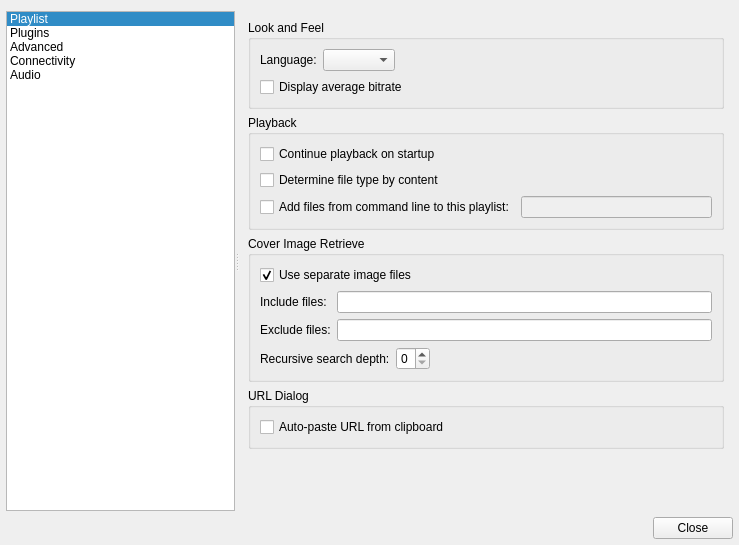
Above: src/qmmpui/forms/configdialog.ui from ksv1986/qmmp-staging before the change. Below: the same form after it.
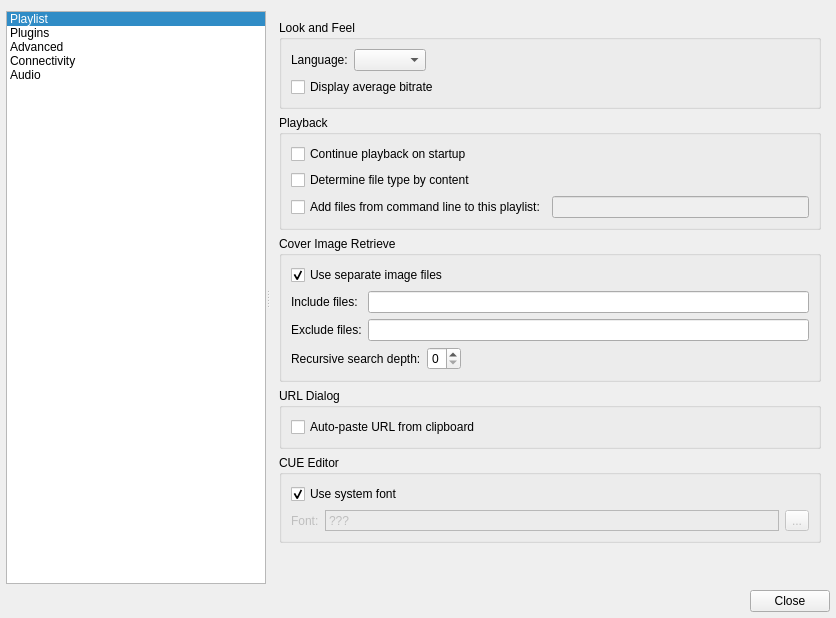
That is the form after the change. The open tabs and pages were chosen to show the change. Icons and pictures are not drawn.

Commit message: added feature to change cue editor font

```diff
--- a/src/qmmpui/forms/configdialog.ui
+++ b/src/qmmpui/forms/configdialog.ui
@@ -6,8 +6,8 @@
    <rect>
     <x>0</x>
     <y>0</y>
-    <width>739</width>
-    <height>545</height>
+    <width>836</width>
+    <height>618</height>
    </rect>
   </property>
   <property name="windowTitle">
@@ -508,6 +508,80 @@
           </layout>
          </widget>
         </item>
+        <item>
+         <widget class="QGroupBox" name="groupBox_8">
+          <property name="title">
+           <string>CUE Editor</string>
+          </property>
+          <layout class="QVBoxLayout" name="verticalLayout_8">
+           <item>
+            <widget class="QCheckBox" name="cueSystemFontCheckBox">
+             <property name="text">
+              <string>Use system font</string>
+             </property>
+             <property name="checked">
+              <bool>true</bool>
+             </property>
+            </widget>
+           </item>
+           <item>
+            <layout class="QHBoxLayout" name="horizontalLayout">
+             <item>
+              <widget class="QLabel" name="label_21">
+               <property name="enabled">
+                <bool>false</bool>
+               </property>
+               <property name="sizePolicy">
+                <sizepolicy hsizetype="Preferred" vsizetype="Preferred">
+                 <horstretch>0</horstretch>
+                 <verstretch>0</verstretch>
+                </sizepolicy>
+               </property>
+               <property name="text">
+                <string>Font:</string>
+               </property>
+               <property name="alignment">
+                <set>Qt::AlignLeading|Qt::AlignLeft|Qt::AlignVCenter</set>
+               </property>
+              </widget>
+             </item>
+             <item>
+              <widget class="QLabel" name="cueFontLabel">
+               <property name="enabled">
+                <bool>false</bool>
+               </property>
+               <property name="sizePolicy">
+                <sizepolicy hsizetype="Expanding" vsizetype="Preferred">
+                 <horstretch>0</horstretch>
+                 <verstretch>0</verstretch>
+                </sizepolicy>
+               </property>
+               <property name="frameShape">
+                <enum>QFrame::StyledPanel</enum>
+               </property>
+               <property name="frameShadow">
+                <enum>QFrame::Sunken</enum>
+               </property>
+               <property name="text">
+                <string>???</string>
+               </property>
+              </widget>
+             </item>
+             <item>
+              <widget class="QToolButton" name="cueFontButton">
+               <property name="enabled">
+                <bool>false</bool>
+               </property>
+               <property name="text">
+                <string>...</string>
+               </property>
+              </widget>
+             </item>
+            </layout>
+           </item>
+          </layout>
+         </widget>
+        </item>
         <item>
          <spacer name="verticalSpacer_3">
           <property name="orientation">
```
Left out of the diff: 112 changed lines with no effect on the pictures. The commit also changes 3 other files.
